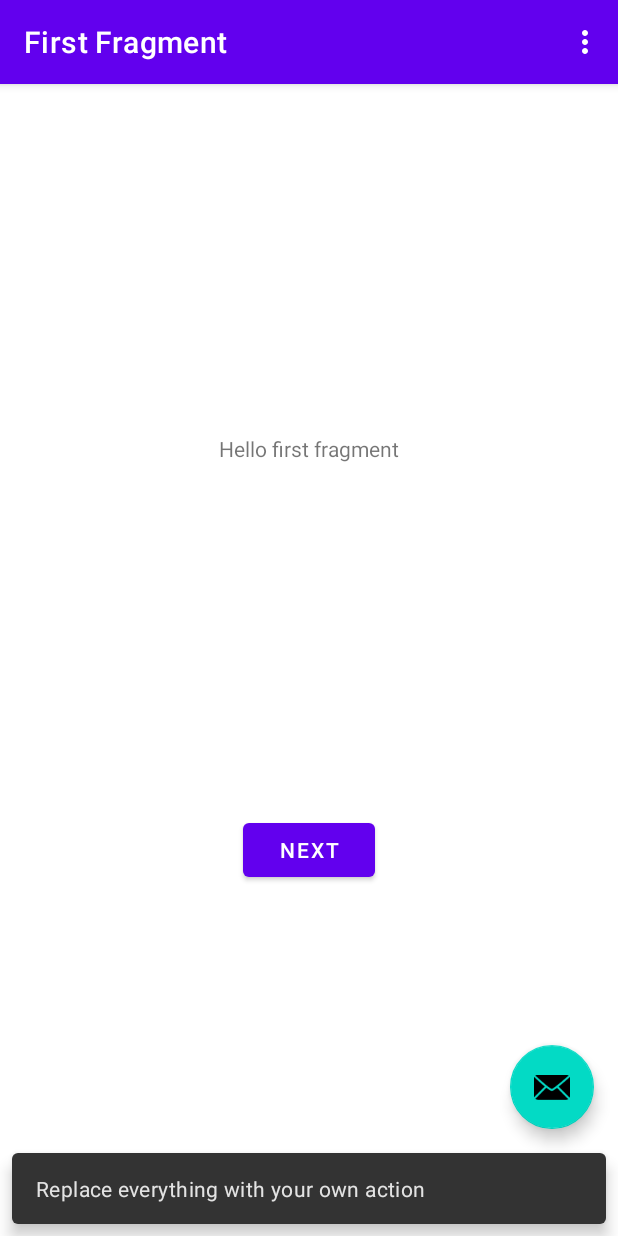
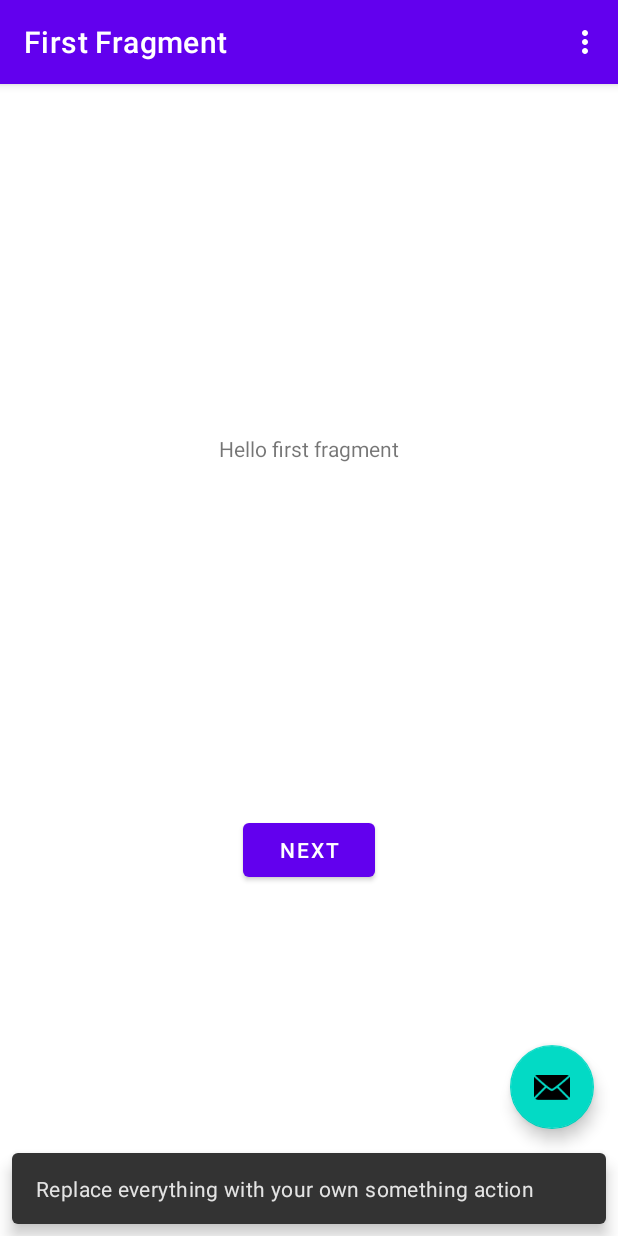
Before and after one commit to nzielln/journey, an Android app: the screen it shows after launch (MainActivity), after a tap on an icon or button, on a phone screen of 412 x 824 dp. Run offline under Robolectric (Android 15) with nearby library versions, the light colour scheme and no system bars; our stand-ins replace navigation-ui.

Commit message:
something

```diff
--- a/app/src/main/java/com/example/journey/MainActivity.java
+++ b/app/src/main/java/com/example/journey/MainActivity.java
@@ -39,7 +39,7 @@ public class MainActivity extends AppCompatActivity {
         binding.fab.setOnClickListener(new View.OnClickListener() {
             @Override
             public void onClick(View view) {
-                Snackbar.make(view, "Replace everything with your own action", Snackbar.LENGTH_LONG)
+                Snackbar.make(view, "Replace everything with your own something action", Snackbar.LENGTH_LONG)
                         .setAction("Action", null).show();
             }
         });
```
